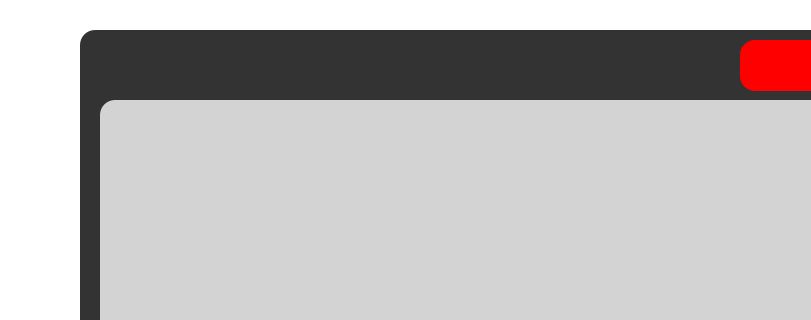
Before: the Qt Designer form Main.ui in ChazGrant/Messenger, drawn with Qt 5; both pictures show x 0 to 811 and y 0 to 320 of the 1299 by 683 pixel window.
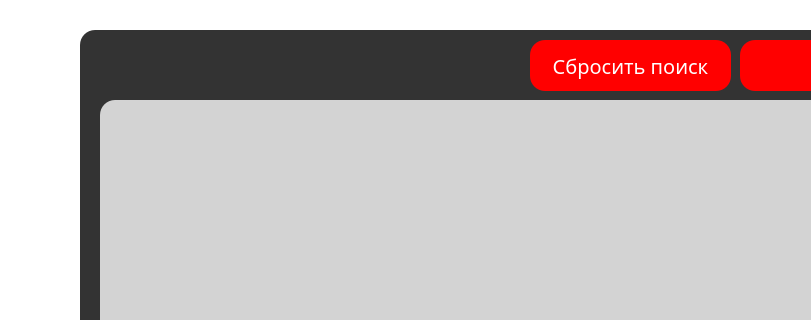
After: the same form once the commit is applied. Icons and pictures are not drawn.

Commit message: Improved search system

Diff of the .ui file:
```diff
--- a/Main.ui
+++ b/Main.ui
@@ -141,7 +141,7 @@
       <rect>
        <x>30</x>
        <y>10</y>
-       <width>511</width>
+       <width>401</width>
        <height>51</height>
       </rect>
      </property>
@@ -256,6 +256,19 @@
       <string>Поиск</string>
      </property>
     </widget>
+    <widget class="QPushButton" name="abortSearchButton">
+     <property name="geometry">
+      <rect>
+       <x>450</x>
+       <y>10</y>
+       <width>201</width>
+       <height>51</height>
+      </rect>
+     </property>
+     <property name="text">
+      <string>Сбросить поиск</string>
+     </property>
+    </widget>
    </widget>
   </widget>
   <widget class="QMenuBar" name="menubar">
```
The commit also changes 7 other files.
